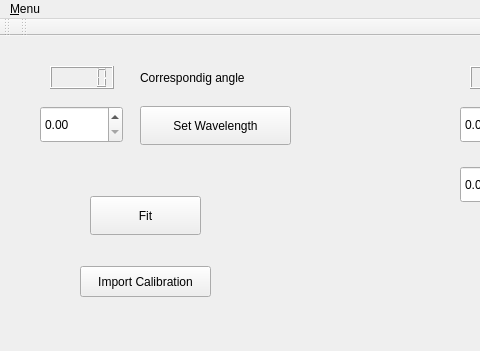
First picture: the form in mainwindow.ui, repository marcoavesani/spectrometer, before the edit; both pictures show x 0 to 480 and y 0 to 351 of the 712 by 351 pixel window.
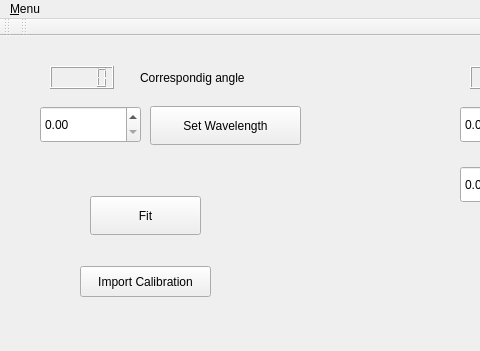
Second picture: the form after the edit.

Patch:
```diff
--- a/mainwindow.ui
+++ b/mainwindow.ui
@@ -76,7 +76,7 @@
    <widget class="QPushButton" name="pushButton_2">
     <property name="geometry">
      <rect>
-      <x>140</x>
+      <x>150</x>
       <y>70</y>
       <width>151</width>
       <height>39</height>
@@ -101,7 +101,7 @@
      <rect>
       <x>40</x>
       <y>70</y>
-      <width>83</width>
+      <width>101</width>
       <height>37</height>
      </rect>
     </property>
```
Left out of the diff: 3 changed lines with no effect on the pictures.
